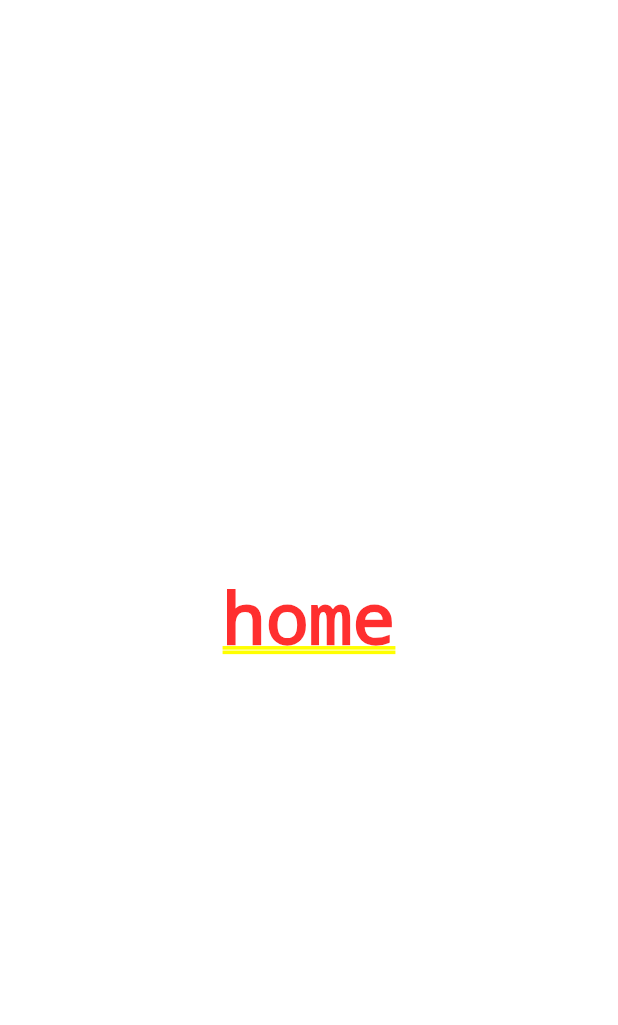
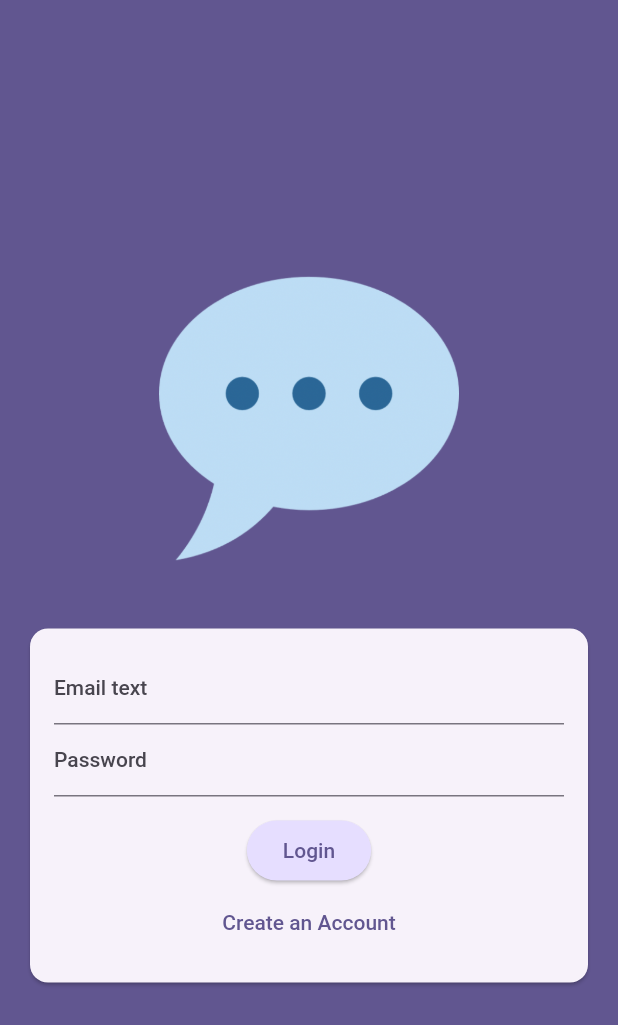
Before and after one commit to hhoury/chat_app, a Flutter app: the screen it shows after launch, on a phone screen of 412 x 824 dp. Shown: the top 1025 px of the screen. Run offline on Flutter 3.47's test engine with Material 2 defaults, Android fonts, the phone set to English and light mode, and no system bars; our stand-ins replace firebase_auth, firebase_core; accounts and stored records are empty.

Commit message:
added firebase authentication login signup logout functionalities

```diff
--- a/lib/main.dart
+++ b/lib/main.dart
@@ -1,6 +1,16 @@
+import 'package:chat_app/screens/auth.dart';
+import 'package:chat_app/screens/chat.dart';
+import 'package:chat_app/screens/splash.dart';
+import 'package:firebase_auth/firebase_auth.dart';
 import 'package:flutter/material.dart';
+import 'package:firebase_core/firebase_core.dart';
+import 'firebase_options.dart';
 
-void main() {
+void main() async {
+  WidgetsFlutterBinding.ensureInitialized();
+  await Firebase.initializeApp(
+    options: DefaultFirebaseOptions.currentPlatform,
+  );
   runApp(const App());
 }
 
@@ -17,8 +27,19 @@ class App extends StatelessWidget {
           seedColor: const Color.fromARGB(255, 63, 17, 177),
         ),
       ),
-        home: const Center(
-          child: Text('home'),
-        ));
+      home: StreamBuilder(
+        stream: FirebaseAuth.instance.authStateChanges(),
+        builder: (context, snapshot) {
+          if (snapshot.connectionState == ConnectionState.waiting) {
+            return const SplashScreen();
+          }
+          if (snapshot.hasData) {
+            return const ChatScreen();
+          } else {
+            return const AuthScreen();
+          }
+        },
+      ),
+    );
   }
 }
--- /dev/null
+++ b/lib/screens/auth.dart
@@ -0,0 +1,134 @@
+import 'package:flutter/material.dart';
+import 'package:firebase_auth/firebase_auth.dart';
+
+final _firebase = FirebaseAuth.instance;
+
+class AuthScreen extends StatefulWidget {
+  const AuthScreen({super.key});
+
+  @override
+  State<AuthScreen> createState() => _AuthScreenState();
+}
+
+class _AuthScreenState extends State<AuthScreen> {
+  final _formKey = GlobalKey<FormState>();
+  var _enteredEmail = '';
+  var _enteredPassword = '';
+  var _isLogin = true;
+  void _submit() async {
+    final isValid = _formKey.currentState!.validate();
+    if (!isValid) {
+      return;
+    }
+    _formKey.currentState!.save();
+    try {
+      if (_isLogin) {
+        final userCredentials = _firebase.signInWithEmailAndPassword(
+            email: _enteredEmail, password: _enteredPassword);
+      } else {
+        final userCredentials = await _firebase.createUserWithEmailAndPassword(
+            email: _enteredEmail, password: _enteredPassword);
+      }
+    } on FirebaseAuthException catch (err) {
+      ScaffoldMessenger.of(context).clearSnackBars();
+      ScaffoldMessenger.of(context).showSnackBar(
+        SnackBar(
+          content: Text(err.message ?? 'Authentication Failed'),
+        ),
+      );
+    }
+  }
+
+  @override
+  Widget build(BuildContext context) {
+    return Scaffold(
+      backgroundColor: Theme.of(context).colorScheme.primary,
+      body: Center(
+        child: SingleChildScrollView(
+          child: Column(
+            mainAxisAlignment: MainAxisAlignment.center,
+            children: [
+              Container(
+                margin: const EdgeInsets.only(
+                    top: 30, bottom: 20, left: 20, right: 20),
+                width: 200,
+                child: Image.asset('assets/images/chat.png'),
+              ),
+              Card(
+                margin: const EdgeInsets.all(20),
+                child: SingleChildScrollView(
+                  child: Padding(
+                    padding: const EdgeInsets.all(16),
+                    child: Form(
+                        key: _formKey,
+                        child: Column(
+                          mainAxisSize: MainAxisSize.min,
+                          children: [
+                            TextFormField(
+                              keyboardType: TextInputType.emailAddress,
+                              decoration: const InputDecoration(
+                                  labelText: 'Email text'),
+                              autocorrect: false,
+                              textCapitalization: TextCapitalization.none,
+                              validator: (value) {
+                                if (value == null ||
+                                    value.trim().isEmpty ||
+                                    !value.contains('@')) {
+                                  return 'Please Enter a valid Email address.';
+                                }
+                                return null;
+                              },
+                              onSaved: (newValue) {
+                                _enteredEmail = newValue!;
+                              },
+                            ),
+                            TextFormField(
+                              validator: (value) {
+                                if (value == null ||
+                                    value.trim().isEmpty ||
+                                    value.trim().length < 6) {
+                                  return 'Password should be at least 6 characters long.';
+                                }
+                                return null;
+                              },
+                              decoration:
+                                  const InputDecoration(labelText: 'Password'),
+                              obscureText: true,
+                              textCapitalization: TextCapitalization.none,
+                              onSaved: (newValue) {
+                                _enteredPassword = newValue!;
+                              },
+                            ),
+                            const SizedBox(
+                              height: 12,
+                            ),
+                            ElevatedButton(
+                              onPressed: _submit,
+                              style: ElevatedButton.styleFrom(
+                                  backgroundColor: Theme.of(context)
+                                      .colorScheme
+                                      .primaryContainer),
+                              child: Text(_isLogin ? 'Login' : 'Sign Up'),
+                            ),
+                            TextButton(
+                              onPressed: () {
+                                setState(() {
+                                  _isLogin = !_isLogin;
+                                });
+                              },
+                              child: Text(_isLogin
+                                  ? 'Create an Account'
+                                  : 'Already have an Account? Login.'),
+                            ),
+                          ],
+                        )),
+                  ),
+                ),
+              )
+            ],
+          ),
+        ),
+      ),
+    );
+  }
+}
```
Also changed, not shown: lib/screens/chat.dart (added, +28 -0 lines), lib/screens/splash.dart (added, +14 -0 lines), pubspec.yaml (+4 -3 lines), assets/images/chat.png (added), lib/firebase_options.dart (added), lib/providers/auth_provider.dart (added), pubspec.lock, 3 other files. Lines whose indentation alone changed are shown as unchanged.
